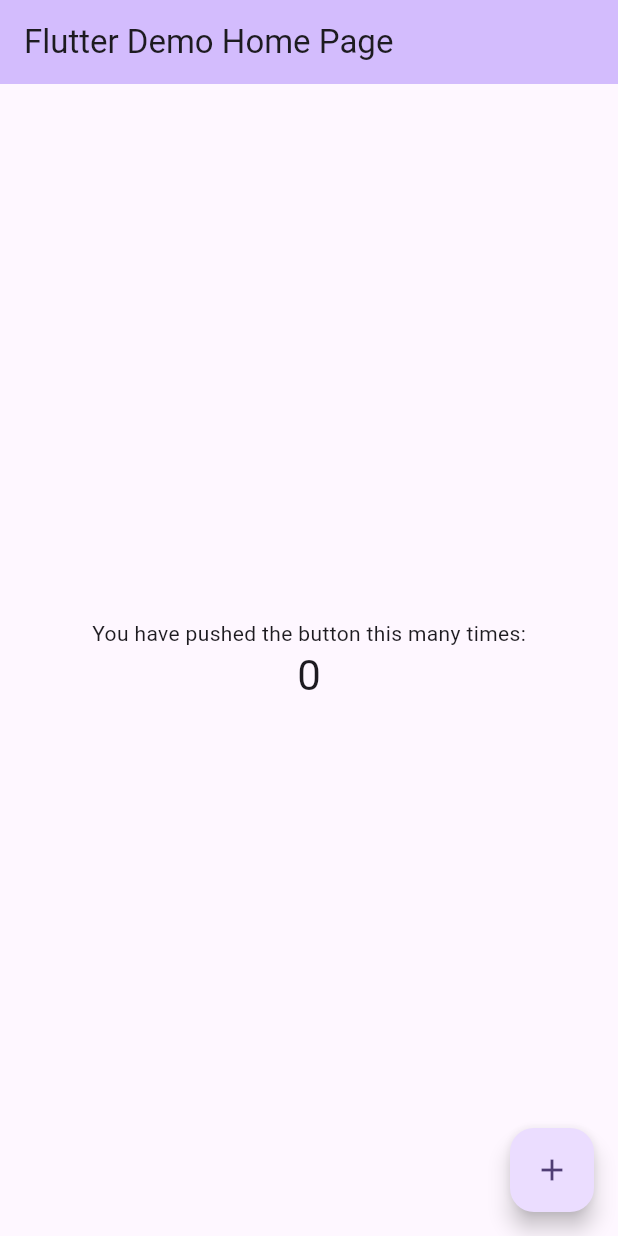
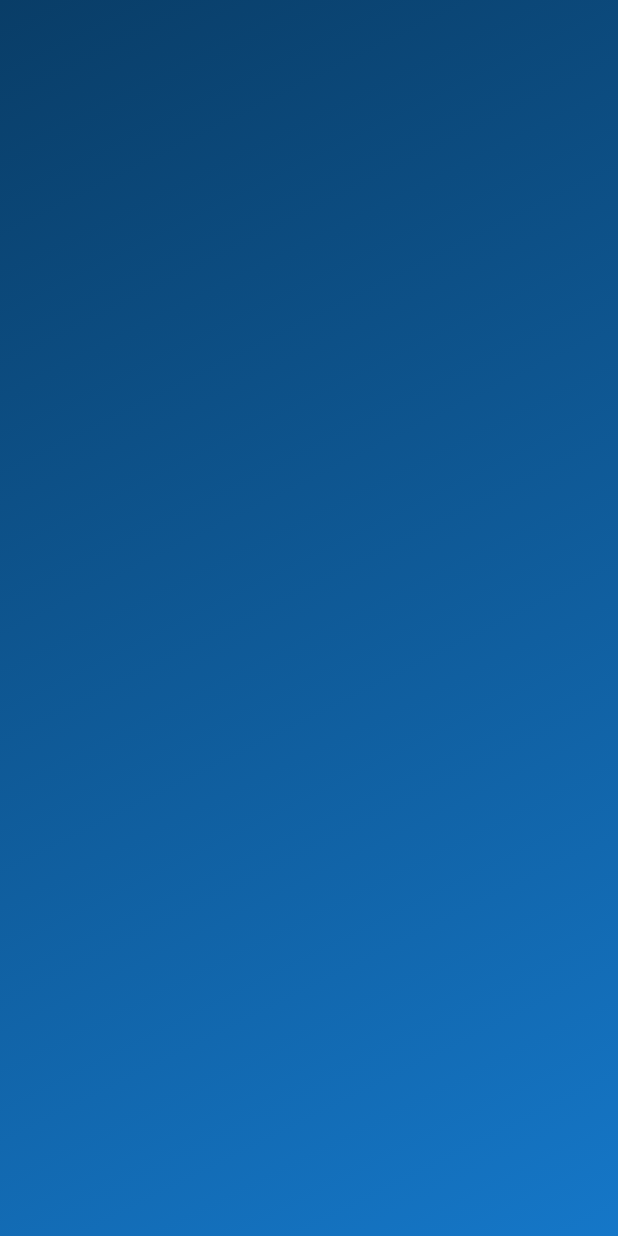
Before and after one commit to Lizdev-05/fun_flutter, a Flutter app: the screen it shows after launch, on a phone screen of 412 x 824 dp. Run offline on Flutter 3.47's test engine with Material 3 defaults, Android fonts, the phone set to English and light mode, and no system bars.

Commit message:
Create a gradient colored backgroung

```diff
--- /dev/null
+++ b/lib/gradient_container.dart
@@ -0,0 +1,19 @@
+import 'package:flutter/material.dart';
+
+class GradientContainer extends StatelessWidget {
+  const GradientContainer(this.color1, this.color2, {super.key});
+
+  final Color color1;
+  final Color color2;
+
+  @override
+  Widget build(BuildContext context) {
+    return Container(
+      decoration: BoxDecoration(
+          gradient: LinearGradient(
+              colors: [color1, color2],
+              begin: Alignment.topLeft,
+              end: Alignment.bottomRight)),
+    );
+  }
+}
--- a/lib/main.dart
+++ b/lib/main.dart
@@ -1,125 +1,126 @@
 import 'package:flutter/material.dart';
+import 'package:fun_flutter/splash.dart';
 
 void main() {
-  runApp(const MyApp());
+  runApp(const Splash());
 }
 
-class MyApp extends StatelessWidget {
-  const MyApp({super.key});
+// class MyApp extends StatelessWidget {
+//   const MyApp({super.key});
 
-  // This widget is the root of your application.
-  @override
-  Widget build(BuildContext context) {
-    return MaterialApp(
-      title: 'Flutter Demo',
-      theme: ThemeData(
-        // This is the theme of your application.
-        //
-        // TRY THIS: Try running your application with "flutter run". You'll see
-        // the application has a purple toolbar. Then, without quitting the app,
-        // try changing the seedColor in the colorScheme below to Colors.green
-        // and then invoke "hot reload" (save your changes or press the "hot
-        // reload" button in a Flutter-supported IDE, or press "r" if you used
-        // the command line to start the app).
-        //
-        // Notice that the counter didn't reset back to zero; the application
-        // state is not lost during the reload. To reset the state, use hot
-        // restart instead.
-        //
-        // This works for code too, not just values: Most code changes can be
-        // tested with just a hot reload.
-        colorScheme: ColorScheme.fromSeed(seedColor: Colors.deepPurple),
-        useMaterial3: true,
-      ),
-      home: const MyHomePage(title: 'Flutter Demo Home Page'),
-    );
-  }
-}
+//   // This widget is the root of your application.
+//   @override
+//   Widget build(BuildContext context) {
+//     return MaterialApp(
+//       title: 'Flutter Demo',
+//       theme: ThemeData(
+//         // This is the theme of your application.
+//         //
+//         // TRY THIS: Try running your application with "flutter run". You'll see
+//         // the application has a purple toolbar. Then, without quitting the app,
+//         // try changing the seedColor in the colorScheme below to Colors.green
+//         // and then invoke "hot reload" (save your changes or press the "hot
+//         // reload" button in a Flutter-supported IDE, or press "r" if you used
+//         // the command line to start the app).
+//         //
+//         // Notice that the counter didn't reset back to zero; the application
+//         // state is not lost during the reload. To reset the state, use hot
+//         // restart instead.
+//         //
+//         // This works for code too, not just values: Most code changes can be
+//         // tested with just a hot reload.
+//         colorScheme: ColorScheme.fromSeed(seedColor: Colors.deepPurple),
+//         useMaterial3: true,
+//       ),
+//       home: const MyHomePage(title: 'Flutter Demo Home Page'),
+//     );
+//   }
+// }
 
-class MyHomePage extends StatefulWidget {
-  const MyHomePage({super.key, required this.title});
+// class MyHomePage extends StatefulWidget {
+//   const MyHomePage({super.key, required this.title});
 
-  // This widget is the home page of your application. It is stateful, meaning
-  // that it has a State object (defined below) that contains fields that affect
-  // how it looks.
+//   // This widget is the home page of your application. It is stateful, meaning
+//   // that it has a State object (defined below) that contains fields that affect
+//   // how it looks.
 
-  // This class is the configuration for the state. It holds the values (in this
-  // case the title) provided by the parent (in this case the App widget) and
-  // used by the build method of the State. Fields in a Widget subclass are
-  // always marked "final".
+//   // This class is the configuration for the state. It holds the values (in this
+//   // case the title) provided by the parent (in this case the App widget) and
+//   // used by the build method of the State. Fields in a Widget subclass are
+//   // always marked "final".
 
-  final String title;
+//   final String title;
 
-  @override
-  State<MyHomePage> createState() => _MyHomePageState();
-}
+//   @override
+//   State<MyHomePage> createState() => _MyHomePageState();
+// }
 
-class _MyHomePageState extends State<MyHomePage> {
-  int _counter = 0;
+// class _MyHomePageState extends State<MyHomePage> {
+//   int _counter = 0;
 
-  void _incrementCounter() {
-    setState(() {
-      // This call to setState tells the Flutter framework that something has
-      // changed in this State, which causes it to rerun the build method below
-      // so that the display can reflect the updated values. If we changed
-      // _counter without calling setState(), then the build method would not be
-      // called again, and so nothing would appear to happen.
-      _counter++;
-    });
-  }
+//   void _incrementCounter() {
+//     setState(() {
+//       // This call to setState tells the Flutter framework that something has
+//       // changed in this State, which causes it to rerun the build method below
+//       // so that the display can reflect the updated values. If we changed
+//       // _counter without calling setState(), then the build method would not be
+//       // called again, and so nothing would appear to happen.
+//       _counter++;
+//     });
+//   }
 
-  @override
-  Widget build(BuildContext context) {
-    // This method is rerun every time setState is called, for instance as done
-    // by the _incrementCounter method above.
-    //
-    // The Flutter framework has been optimized to make rerunning build methods
-    // fast, so that you can just rebuild anything that needs updating rather
-    // than having to individually change instances of widgets.
-    return Scaffold(
-      appBar: AppBar(
-        // TRY THIS: Try changing the color here to a specific color (to
-        // Colors.amber, perhaps?) and trigger a hot reload to see the AppBar
-        // change color while the other colors stay the same.
-        backgroundColor: Theme.of(context).colorScheme.inversePrimary,
-        // Here we take the value from the MyHomePage object that was created by
-        // the App.build method, and use it to set our appbar title.
-        title: Text(widget.title),
-      ),
-      body: Center(
-        // Center is a layout widget. It takes a single child and positions it
-        // in the middle of the parent.
-        child: Column(
-          // Column is also a layout widget. It takes a list of children and
-          // arranges them vertically. By default, it sizes itself to fit its
-          // children horizontally, and tries to be as tall as its parent.
-          //
-          // Column has various properties to control how it sizes itself and
-          // how it positions its children. Here we use mainAxisAlignment to
-          // center the children vertically; the main axis here is the vertical
-          // axis because Columns are vertical (the cross axis would be
-          // horizontal).
-          //
-          // TRY THIS: Invoke "debug painting" (choose the "Toggle Debug Paint"
-          // action in the IDE, or press "p" in the console), to see the
-          // wireframe for each widget.
-          mainAxisAlignment: MainAxisAlignment.center,
-          children: <Widget>[
-            const Text(
-              'You have pushed the button this many times:',
-            ),
-            Text(
-              '$_counter',
-              style: Theme.of(context).textTheme.headlineMedium,
-            ),
-          ],
-        ),
-      ),
-      floatingActionButton: FloatingActionButton(
-        onPressed: _incrementCounter,
-        tooltip: 'Increment',
-        child: const Icon(Icons.add),
-      ), // This trailing comma makes auto-formatting nicer for build methods.
-    );
-  }
-}
+//   @override
+//   Widget build(BuildContext context) {
+//     // This method is rerun every time setState is called, for instance as done
+//     // by the _incrementCounter method above.
+//     //
+//     // The Flutter framework has been optimized to make rerunning build methods
+//     // fast, so that you can just rebuild anything that needs updating rather
+//     // than having to individually change instances of widgets.
+//     return Scaffold(
+//       appBar: AppBar(
+//         // TRY THIS: Try changing the color here to a specific color (to
+//         // Colors.amber, perhaps?) and trigger a hot reload to see the AppBar
+//         // change color while the other colors stay the same.
+//         backgroundColor: Theme.of(context).colorScheme.inversePrimary,
+//         // Here we take the value from the MyHomePage object that was created by
+//         // the App.build method, and use it to set our appbar title.
+//         title: Text(widget.title),
+//       ),
+//       body: Center(
+//         // Center is a layout widget. It takes a single child and positions it
+//         // in the middle of the parent.
+//         child: Column(
+//           // Column is also a layout widget. It takes a list of children and
+//           // arranges them vertically. By default, it sizes itself to fit its
+//           // children horizontally, and tries to be as tall as its parent.
+//           //
+//           // Column has various properties to control how it sizes itself and
+//           // how it positions its children. Here we use mainAxisAlignment to
+//           // center the children vertically; the main axis here is the vertical
+//           // axis because Columns are vertical (the cross axis would be
+//           // horizontal).
+//           //
+//           // TRY THIS: Invoke "debug painting" (choose the "Toggle Debug Paint"
+//           // action in the IDE, or press "p" in the console), to see the
+//           // wireframe for each widget.
+//           mainAxisAlignment: MainAxisAlignment.center,
+//           children: <Widget>[
+//             const Text(
+//               'You have pushed the button this many times:',
+//             ),
+//             Text(
+//               '$_counter',
+//               style: Theme.of(context).textTheme.headlineMedium,
+//             ),
+//           ],
+//         ),
+//       ),
+//       floatingActionButton: FloatingActionButton(
+//         onPressed: _incrementCounter,
+//         tooltip: 'Increment',
+//         child: const Icon(Icons.add),
+//       ), // This trailing comma makes auto-formatting nicer for build methods.
+//     );
+//   }
+// }
--- /dev/null
+++ b/lib/splash.dart
@@ -0,0 +1,16 @@
+import 'package:flutter/material.dart';
+import 'package:fun_flutter/gradient_container.dart';
+
+class Splash extends StatelessWidget {
+  const Splash({super.key});
+
+  @override
+  Widget build(BuildContext context) {
+    return const MaterialApp(
+      home: Scaffold(
+          body: GradientContainer(Color.fromARGB(255, 9, 61, 103),
+              Color.fromARGB(255, 21, 119, 200))),
+    );
+  }
+// Remove the incomplete code block
+}
```
Also changed, not shown: pubspec.yaml (+4 -7 lines), assets/images/quiz-logo.png (added), 1 other file.
